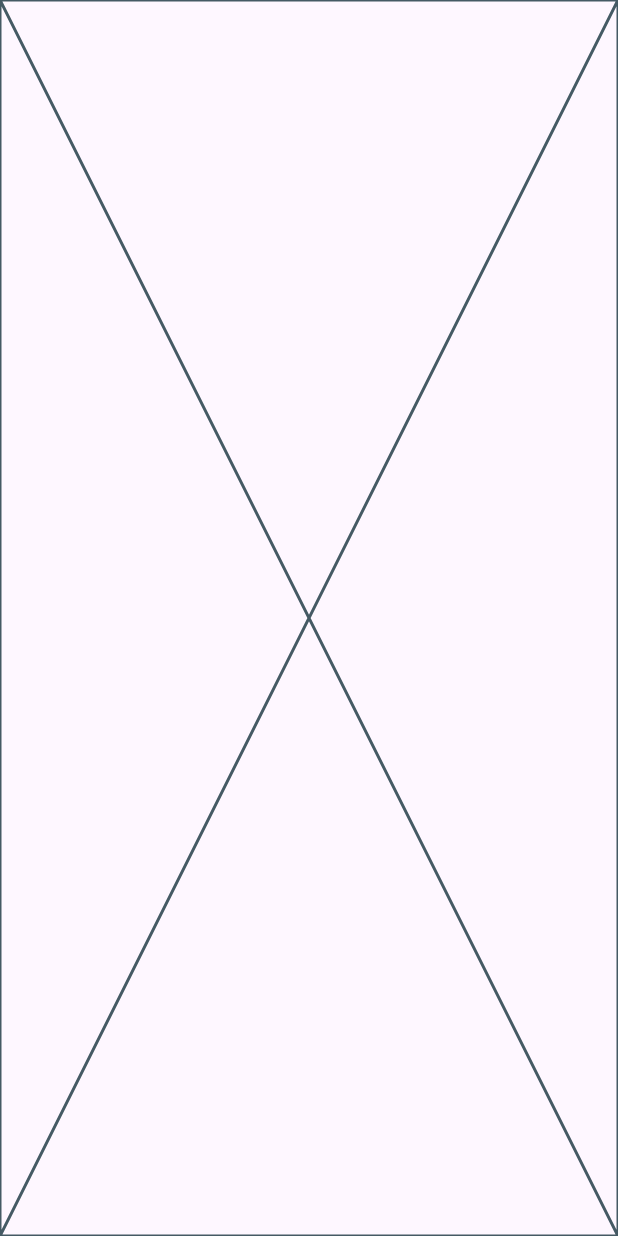
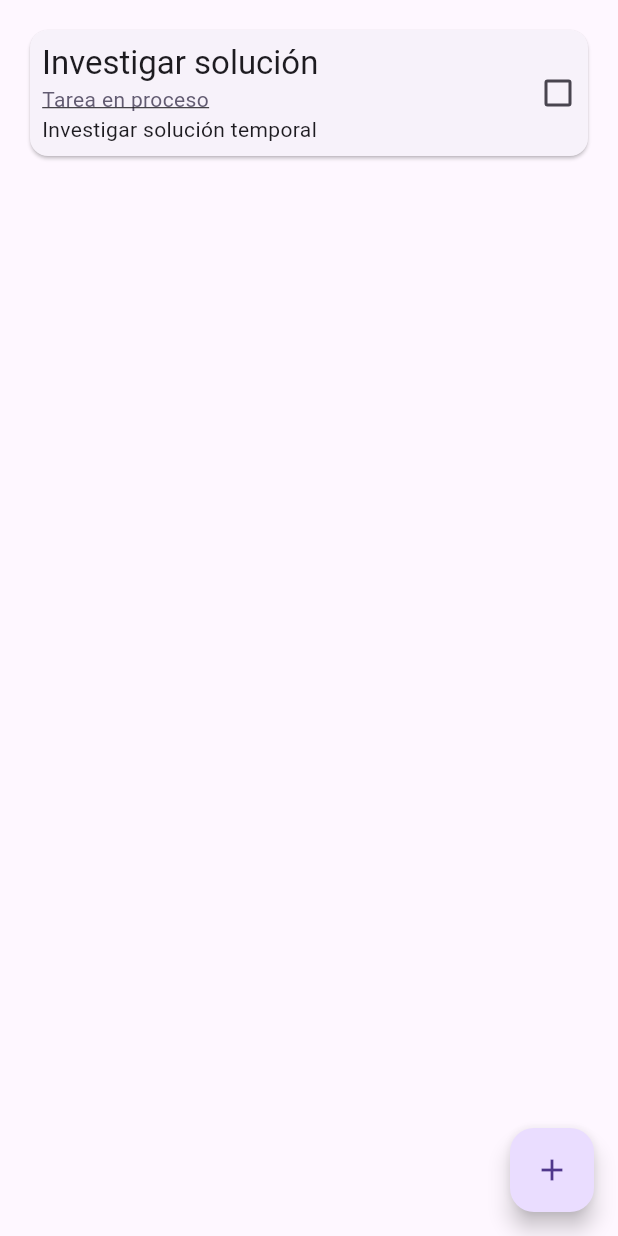
Before and after one commit to cristian2024/task_flow_pro, a Flutter app: the screen it shows after launch, on a phone screen of 412 x 824 dp. Run offline on Flutter 3.47's test engine with Material 3 defaults, Android fonts, the light colour scheme and no system bars; our stand-ins replace equatable.

Commit message:
feature: task card/item designed along with task status, notes and title

```diff
--- a/lib/data/data_source/task_fake_data.dart
+++ b/lib/data/data_source/task_fake_data.dart
@@ -2,7 +2,7 @@ import 'dart:math';
 
 import 'package:task_flow_pro/domain/model/task.dart';
 
-const List<String> _taskDescriptions = [
+const List<String> _taskNotes = [
   "Revisar documentos pendientes",
   "Actualizar notas de la reunión",
   "Organizar los archivos del proyecto",
@@ -87,14 +87,27 @@ class TaskFakeData {
     String title = getRandomItem(_taskTitles, randomNumber);
 
     if (randomNumber % 9 != 0) {
-      description = getRandomItem(_taskDescriptions, randomNumber);
+      description = getRandomItem(_taskNotes, randomNumber);
+    }
+
+    //random date
+    DateTime? expectedDate;
+    final shouldAddDate = random.nextInt(3) != 2;
+    if (shouldAddDate) {
+      final actualDate = DateTime.now();
+      expectedDate = DateTime(
+        actualDate.year,
+        random.nextInt(12) + 1,
+        random.nextInt(30) + 1,
+      );
     }
 
     return Task(
-      description: description,
+      notes: description,
       id: randomNumber.toString(),
       title: title,
       isCompleted: randomBool,
+      expectedDate: expectedDate,
     );
   }
 }
--- a/lib/domain/model/task.dart
+++ b/lib/domain/model/task.dart
@@ -1,23 +1,29 @@
 import 'package:equatable/equatable.dart';
 
 class Task extends Equatable {
-  final String? description;
+  final String? notes;
   final String id;
   final String title;
   final bool isCompleted;
+  final DateTime? expectedDate;
+  final DateTime? finishDate;
 
   const Task({
-    required this.description,
+    required this.notes,
     required this.id,
     required this.title,
     required this.isCompleted,
+    this.expectedDate,
+    this.finishDate,
   });
 
   @override
   List<Object?> get props => [
-    description,
+    notes,
     id,
     title,
     isCompleted,
+    expectedDate,
+    finishDate,
   ];
 }
--- /dev/null
+++ b/lib/ui/models/task_status.dart
@@ -0,0 +1,8 @@
+enum TaskStatus {
+  inProcess,
+  completed,
+  overdue
+  ;
+
+
+}
--- a/lib/ui/screens/tasks_screen.dart
+++ b/lib/ui/screens/tasks_screen.dart
@@ -1,12 +1,33 @@
 import 'package:flutter/material.dart';
+import 'package:task_flow_pro/data/data_source/task_fake_data.dart';
+import 'package:task_flow_pro/domain/model/task.dart';
+import 'package:task_flow_pro/ui/widgets/task_item.dart';
 
 class TasksScreen extends StatelessWidget {
   const TasksScreen({super.key});
 
   @override
   Widget build(BuildContext context) {
+    final task = TaskFakeData().getListOfTasks(1)[0];
     return Scaffold(
-      body: const Placeholder(),
+      body: SafeArea(
+        child: Padding(
+          padding: EdgeInsetsGeometry.all(16),
+          child: Column(
+            children: [
+              TaskItem(
+                task,
+                onToggleValue: (value) {},
+              ),
+            ],
+          ),
+        ),
+      ),
+      floatingActionButton: FloatingActionButton(
+        onPressed: () {},
+        tooltip: "Crear task",
+        child: Icon(Icons.add),
+      ),
     );
   }
 }
--- /dev/null
+++ b/lib/ui/utils/date_utils.dart
@@ -0,0 +1,18 @@
+import 'package:intl/intl.dart';
+
+
+final DateFormat _dateFormat = DateFormat("yyyy-MM-dd");
+final DateFormat _timeFormat = DateFormat("hh:mm");
+extension DateUtils on DateTime{
+  String formatDate(){
+    return _dateFormat.format(this);
+  }
+
+  String formatTime(){
+    return _timeFormat.format(this);
+  }
+
+  String fullFormatDate(){
+    return "${formatDate()}, ${formatTime()}";
+  }
+}
--- /dev/null
+++ b/lib/ui/utils/task_utils.dart
@@ -0,0 +1,15 @@
+import 'package:task_flow_pro/domain/model/task.dart';
+import 'package:task_flow_pro/ui/models/task_status.dart';
+
+extension TaskUtils on Task {
+  TaskStatus getCurrentStatus() {
+    final DateTime now = DateTime.now();
+    if (isCompleted) {
+      return TaskStatus.completed;
+    }
+    if (expectedDate?.isAfter(now) ?? false) {
+      return TaskStatus.overdue;
+    }
+    return TaskStatus.inProcess;
+  }
+}
--- a/lib/ui/widgets/task_item.dart
+++ b/lib/ui/widgets/task_item.dart
@@ -1,16 +1,88 @@
 import 'package:flutter/material.dart';
+import 'package:task_flow_pro/ui/models/task_status.dart';
+import 'package:task_flow_pro/ui/utils/date_utils.dart';
+import 'package:task_flow_pro/ui/utils/task_utils.dart';
 import '../../domain/model/task.dart';
 
 class TaskItem extends StatelessWidget {
   const TaskItem(
     this.task, {
+    required this.onToggleValue,
     super.key,
   });
 
   final Task task;
+  final void Function(bool value) onToggleValue;
 
   @override
   Widget build(BuildContext context) {
-    return const Placeholder();
+    final Task(:title, :notes, :expectedDate) = task;
+    return Card(
+      child: Padding(
+        padding: const EdgeInsets.all(8.0),
+        child: Row(
+          crossAxisAlignment: CrossAxisAlignment.center,
+          children: [
+            Expanded(
+              child: Column(
+                crossAxisAlignment: CrossAxisAlignment.start,
+                children: [
+                  Text(
+                    title,
+                    style: Theme.of(context).textTheme.titleLarge,
+                  ),
+                  Text(
+                    statusText,
+                    style: TextStyle(
+                      color: getStatusColor(context),
+                      decoration: TextDecoration.underline,
+                    ),
+                  ),
+
+                  //TODO(Cristian): añadir label de estado(en proceso, completada, atrazada)
+                  if (notes != null) Text(notes),
+                  if (expectedDate != null)
+                    Row(
+                      mainAxisAlignment: MainAxisAlignment.start,
+                      children: [
+                        Icon(Icons.access_time),
+                        SizedBox(width: 4),
+                        Text(expectedDate.fullFormatDate()),
+                      ],
+                    ),
+                ],
+              ),
+            ),
+            SizedBox(width: 8),
+            SizedBox(
+              width: 24,
+              height: 24,
+              child: Checkbox(
+                value: task.isCompleted,
+                materialTapTargetSize: MaterialTapTargetSize.shrinkWrap,
+                onChanged: (value) => onToggleValue(value ?? !task.isCompleted),
+              ),
+            ),
+          ],
+        ),
+      ),
+    );
+  }
+
+  String get statusText {
+    return switch (task.getCurrentStatus()) {
+      TaskStatus.overdue => "Tarea atrazada",
+      TaskStatus.completed => "Tarea completada",
+      _ => "Tarea en proceso",
+    };
+  }
+
+  Color getStatusColor(BuildContext context) {
+    final colorScheme = Theme.of(context).colorScheme;
+    return switch (task.getCurrentStatus()) {
+      TaskStatus.overdue => colorScheme.error,
+      TaskStatus.completed => colorScheme.primary,
+      _ => colorScheme.secondary,
+    };
   }
 }
```
